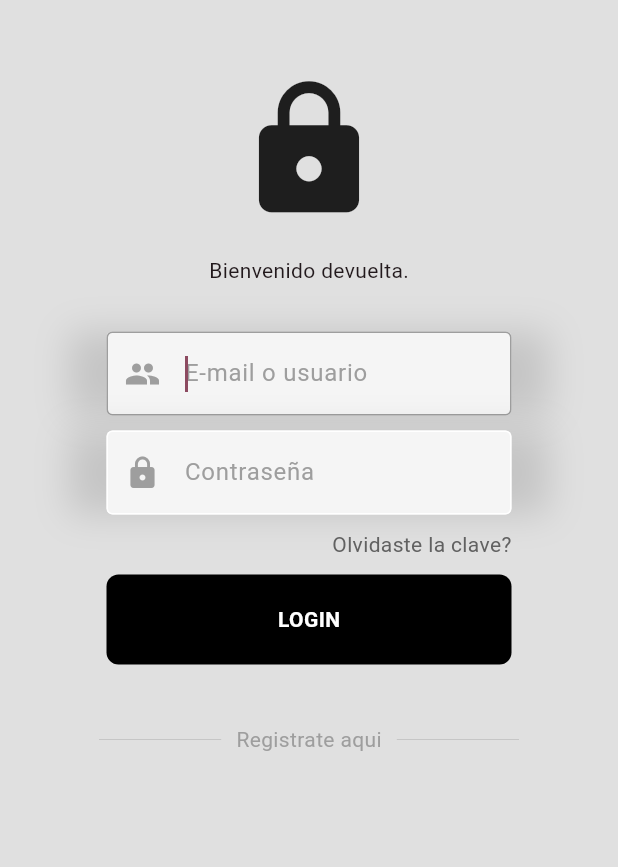
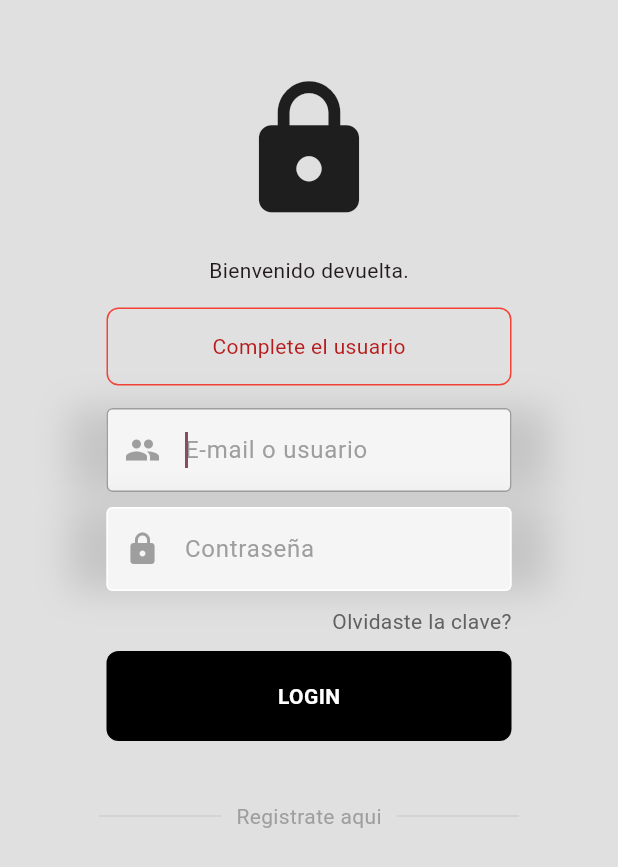
Before and after one commit to derlisrd/pira, a Flutter app: the LoginScreen screen opened by its route, after a tap on "LOGIN", on a phone screen of 412 x 824 dp. Shown: the top 867 px of the screen. Run offline on Flutter 3.47's test engine with Material 2 defaults, Android fonts, the phone set to English and light mode, and no system bars; our stand-ins replace dio, flutter_riverpod, shared_preferences; accounts and stored records are empty.

Commit message:
al fin el login

```diff
--- a/lib/main.dart
+++ b/lib/main.dart
@@ -1,9 +1,8 @@
 import 'package:flutter/material.dart';
 import 'package:pira/routes/app_routes.dart';
-import 'package:flutter_riverpod/flutter_riverpod.dart';
 
 void main() {
-  runApp(const ProviderScope(child: MainApp()));
+  runApp(const  MainApp());
 }
 
 class MainApp extends StatelessWidget {
--- a/lib/providers/auth_provider.dart
+++ b/lib/providers/auth_provider.dart
@@ -33,7 +33,7 @@ class AuthNotifier extends StateNotifier<AuthState>{
         "password": password
       };
       final user = await Api().login(credenciales);
-      _setloguser(user);
+      //_setloguser(user);
     } catch (e) {
       logout('Credenciales incorrectas');
     }
--- a/lib/screens/login/login_screen.dart
+++ b/lib/screens/login/login_screen.dart
@@ -1,7 +1,9 @@
 import 'package:flutter/material.dart';
+import 'package:pira/screens/main_screen.dart';
 import 'package:pira/services/api.dart';
 import 'package:pira/widgets/Buttons/login_button.dart';
 import 'package:pira/widgets/TextFields/login_field.dart';
+import 'package:shared_preferences/shared_preferences.dart';
 
 
 class LoginScreen extends StatefulWidget {
@@ -16,27 +18,52 @@ class LoginScreen extends StatefulWidget {
 
 class _LoginScreenState extends State<LoginScreen> {
   final userController  = TextEditingController();
+  final passController  = TextEditingController();
+  String error = '';
+  late SharedPreferences prefers;
 
-  final passController  = TextEditingController();
+  @override
+  void initState() {
+    // TODO: implement initState
+    super.initState();
+    initSharePreferences();
+  }
+
+  void initSharePreferences() async{
+    prefers = await SharedPreferences.getInstance();
+  }
+
+  loginUser(BuildContext context)async{
+    String identifier = (userController.text.trim());
+    String password = (passController.text.trim());
+    if(identifier.isEmpty){
+      setState(() => error = 'Complete el usuario');
+      return;
+    }
+    if(password.isEmpty){
+      setState(() => error = 'Complete la contraseña');
+      return;
+    }
+
+      final res = await Api().login({"identifier":identifier,"password":password});
+      if(res.isLogin){
+        setState(() {
+          error = '';
+        });
+        prefers.setString('jwt', res.jwt.toString());
+        //Navigator.push(context, MaterialPageRoute(builder: (context)=> const MainScreen()));
+        if(context.mounted){
+          Navigator.pushReplacementNamed(context,'/');
+        }
+      }else{
+        setState(() {
+          error = res.errorMessage.toString();
+        });
+      }
+    }
 
   @override
   Widget build(BuildContext context) {
-
-    String error = '';
-
-    void loginUser()async{
-    String identifier = (userController.text.trim());
-    String password = (passController.text.trim());
-    if(identifier.isEmpty){
-      setState(() => error = 'Completa usuario o email');
-      print('es valcio');
-    }
-      /* final res = await Api().login({"identifier":identifier,"password":password});
-      if(res.isLogin){
-
-      } */
-    }
-
     return Scaffold(
       backgroundColor: Colors.grey[300],
       body:  SafeArea(
@@ -53,7 +80,7 @@ class _LoginScreenState extends State<LoginScreen> {
                   const SizedBox(height: 20),
                   const Text("Bienvenido devuelta."),
                   const SizedBox(height: 15),
-                  error.isEmpty ? const SizedBox(height: 1) : const SizedBox(height: 60,),
+                  error.isEmpty ? const SizedBox(height: 1) : _MessageError(message: error,),
                   const SizedBox(height: 15),
                   LoginField(hintText: "E-mail o usuario", autoFocus: true, icon: const Icon(Icons.people), obscureText: false, controller: userController),
                   const SizedBox(height: 10),
@@ -61,7 +88,7 @@ class _LoginScreenState extends State<LoginScreen> {
                   const SizedBox(height: 10),
                   const _Forgot(),
                   const SizedBox(height: 10),
-                  LoginButton(onTap: loginUser,),
+                  LoginButton(onTap: ()=> loginUser(context),),
                   const SizedBox(height: 40),
                   const _Registro()
                 ],
@@ -84,16 +111,20 @@ class _MessageError extends StatelessWidget {
     return Container(
       margin: const EdgeInsets.symmetric(horizontal: 25),
       padding: const EdgeInsets.symmetric(horizontal: 15, vertical: 15),
-      color: Colors.red[400],
+      decoration: BoxDecoration(
+        color: Colors.transparent,
+        border: Border.all(color: Colors.red),
+        borderRadius: BorderRadius.circular(8)
+      ),
       child: Center(
-        child: Text(message,style: const TextStyle(color:Colors.white),)
+        child: Text(message,style:  TextStyle(color:Colors.red[900]),)
       ),
     );
   }
 }
 
 class _Forgot extends StatelessWidget {
-  const _Forgot({super.key});
+  const _Forgot();
 
   @override
   Widget build(BuildContext context) {
--- a/lib/services/api.dart
+++ b/lib/services/api.dart
@@ -24,12 +24,11 @@ class Api{
 
     } catch (e) {
       if (e is DioException && e.response != null) {
-        print('Error en el logueo: ${e.response!.data}');
+        return LoginModel(isLogin: false,errorMessage:e.response!.data['error']['message'] );
       } else {
         // Manejar otros errores, como problemas de conexión o timeouts.
-        print('Error en el logueo: $e');
+        return LoginModel(isLogin: false,errorMessage:e.toString() );
       }
-      return LoginModel(isLogin: false,errorMessage: e.toString());
     }
 
 
--- a/pubspec.yaml
+++ b/pubspec.yaml
@@ -38,6 +38,7 @@ dependencies:
   provider: ^6.0.5
   dio: ^5.3.0
   flutter_riverpod: ^2.3.6
+  shared_preferences: ^2.2.0
 
 dev_dependencies:
   flutter_test:
```
Also changed, not shown: pubspec.lock, 1 other file.
